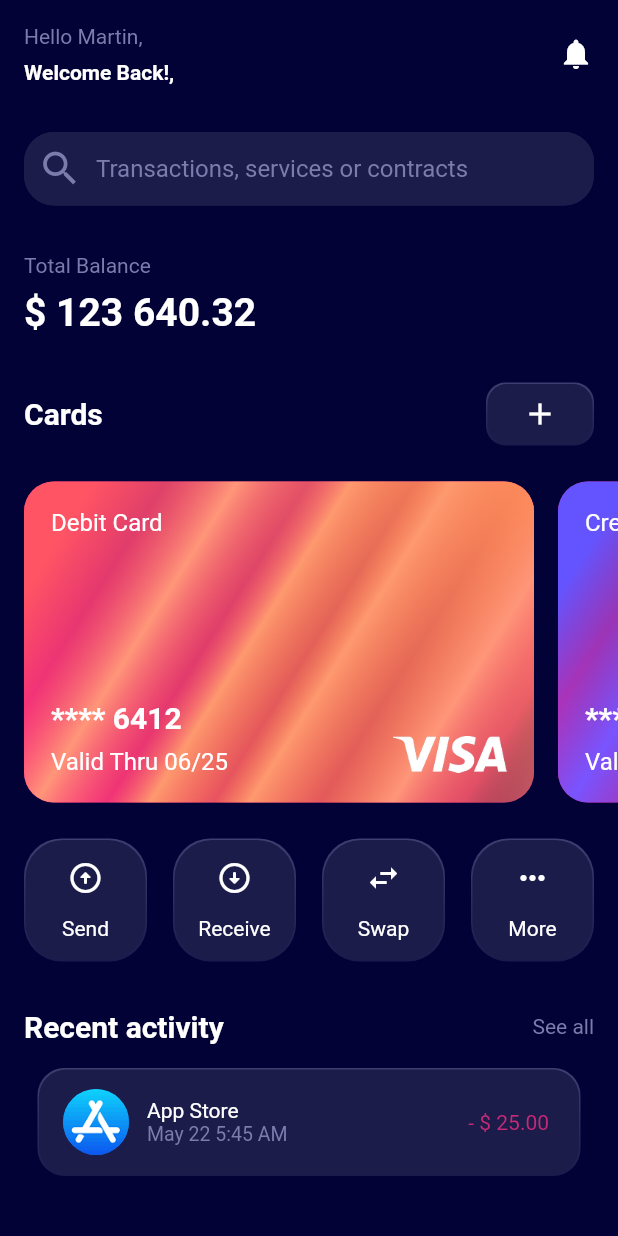
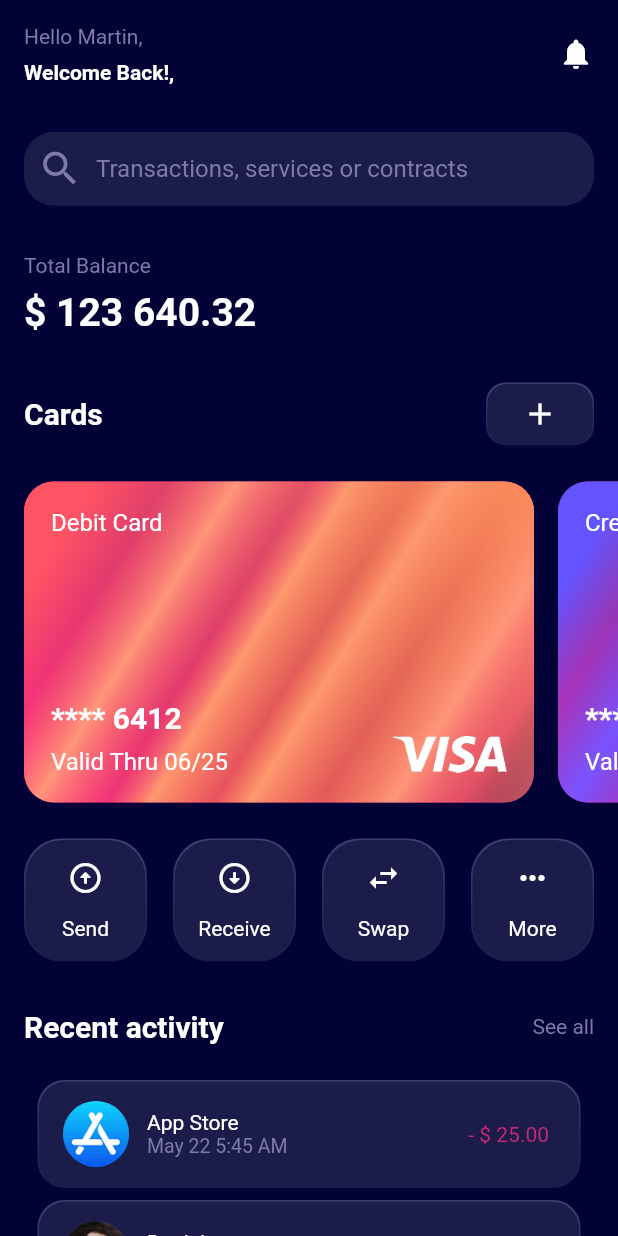
Before and after one commit to c0ff33-b34n/personal_finance_ui_flutter, a Flutter app: the screen it shows after launch, on a phone screen of 412 x 824 dp. Run offline on Flutter 3.47's test engine with Material 2 defaults, Android fonts, the phone set to English and light mode, and no system bars.

Commit message:
Add Transaction model, TransactionRepository, refactor TransactionWidget to take Transaction and add ListView of Transactions

```diff
--- a/lib/main.dart
+++ b/lib/main.dart
@@ -1,12 +1,13 @@
 import 'package:flutter/material.dart';
 import 'package:flutter/services.dart';
-import 'package:personal_finance_tracking_ui/models/card_model.dart';
+import 'transaction_widget.dart';
+import 'models/transaction_repository.dart';
 import 'package:personal_finance_tracking_ui/transaction_button.dart';
-import 'package:personal_finance_tracking_ui/transaction_widget.dart';
 
 import 'colors.dart';
 import 'models/card_model.dart' as paymentCardClass;
 import 'models/cards_repository.dart';
+import 'models/transaction_model.dart' as transactionModelClass;
 import 'payment_card_widget.dart';
 
 void main() {
@@ -31,8 +32,7 @@ class MyApp extends StatelessWidget {
       home: Scaffold(
         body: Container(
           color: kBackgroundPrimaryDark,
-          child: Column(
-            mainAxisAlignment: MainAxisAlignment.start,
+          child: ListView(
             children: [
               userMessage,
               searchBar,
@@ -44,7 +44,11 @@ class MyApp extends StatelessWidget {
               ),
               transactionButtons,
               recentActivityHeader,
-              recentActivity,
+              SizedBox(
+                height: 180.0,
+                width: 362,
+                child: _buildTransactionsListView(context),
+              ),
             ],
           ),
         ),
@@ -276,12 +280,22 @@ Widget recentActivityHeader = Container(
   ),
 );
 
-Widget recentActivity = TransactionWidget(
-    assetImage: AssetImage('assets/app_store_logo_sm.png'),
-    thirdPartyName: 'App Store',
-    transactionDate: 'May 22 5:45 AM',
-    paymentAmount: 25.0,
-    paymentReceived: false);
+ListView _buildTransactionsListView(BuildContext context) {
+  final List<transactionModelClass.Transaction> transactions =
+      TransactionsRepository.loadTransactions();
+
+  return ListView.builder(
+    padding: const EdgeInsets.all(8),
+    scrollDirection: Axis.vertical,
+    itemCount: transactions.length,
+    itemBuilder: (BuildContext context, int index) {
+      return Padding(
+        padding: EdgeInsets.only(bottom: 8.0),
+        child: TransactionWidget(transaction: transactions[index]),
+      );
+    },
+  );
+}
 
 ThemeData _buildAppTheme() {
   final ThemeData base = ThemeData.light();
--- /dev/null
+++ b/lib/models/transaction_model.dart
@@ -0,0 +1,16 @@
+import 'package:flutter/material.dart';
+
+class Transaction {
+  const Transaction(
+      {required this.assetImage,
+      required this.thirdPartyName,
+      required this.transactionDate,
+      required this.paymentAmount,
+      required this.paymentReceived});
+
+  final ImageProvider assetImage;
+  final String thirdPartyName;
+  final String transactionDate;
+  final double paymentAmount;
+  final bool paymentReceived;
+}
--- /dev/null
+++ b/lib/models/transaction_repository.dart
@@ -0,0 +1,30 @@
+import 'package:flutter/material.dart';
+
+import 'transaction_model.dart';
+
+class TransactionsRepository {
+  static List<Transaction> loadTransactions() {
+    const transactions = <Transaction>[
+      Transaction(
+          assetImage: AssetImage('assets/app_store_logo_sm.png'),
+          thirdPartyName: 'App Store',
+          transactionDate: 'May 22 5:45 AM',
+          paymentAmount: 25.0,
+          paymentReceived: false),
+      Transaction(
+          assetImage: AssetImage('assets/bloke.jpg'),
+          thirdPartyName: 'Daniel',
+          transactionDate: 'May 24 6:45 PM',
+          paymentAmount: 100.0,
+          paymentReceived: true),
+      Transaction(
+          assetImage: AssetImage('assets/woman.jpg'),
+          thirdPartyName: 'Tamara',
+          transactionDate: 'May 25 10:15 PM',
+          paymentAmount: 125.0,
+          paymentReceived: true),
+    ];
+
+    return transactions;
+  }
+}
--- a/lib/transaction_widget.dart
+++ b/lib/transaction_widget.dart
@@ -1,21 +1,12 @@
 import 'package:flutter/material.dart';
 import 'package:personal_finance_tracking_ui/colors.dart';
+import 'models/transaction_model.dart';
 
 class TransactionWidget extends StatelessWidget {
-  const TransactionWidget(
-      {required this.assetImage,
-      required this.thirdPartyName,
-      required this.transactionDate,
-      required this.paymentAmount,
-      required this.paymentReceived,
-      Key? key})
+  const TransactionWidget({required this.transaction, Key? key})
       : super(key: key);
 
-  final ImageProvider assetImage;
-  final String thirdPartyName;
-  final String transactionDate;
-  final double paymentAmount;
-  final bool paymentReceived;
+  final Transaction transaction;
 
   @override
   Widget build(BuildContext context) {
@@ -58,16 +49,16 @@ class TransactionWidget extends StatelessWidget {
                         padding: const EdgeInsets.only(left: 8.0, right: 12.0),
                         child: CircleAvatar(
                           radius: 22.0,
-                          backgroundImage: assetImage,
+                          backgroundImage: transaction.assetImage,
                         ),
                       ),
                       Column(
                         mainAxisAlignment: MainAxisAlignment.center,
                         crossAxisAlignment: CrossAxisAlignment.start,
                         children: [
-                          Text(thirdPartyName),
+                          Text(transaction.thirdPartyName),
                           Text(
-                            transactionDate,
+                            transaction.transactionDate,
                             style: TextStyle(
                               fontSize: 13.0,
                               color: kTextColorSecondaryDark,
@@ -81,13 +72,13 @@ class TransactionWidget extends StatelessWidget {
               ),
               Padding(
                 padding: const EdgeInsets.all(12.0),
-                child: paymentReceived == true
+                child: transaction.paymentReceived == true
                     ? Text(
-                        '+ \$ ' + paymentAmount.toStringAsFixed(2),
+                        '+ \$ ' + transaction.paymentAmount.toStringAsFixed(2),
                         style: TextStyle(color: kTextGreen),
                       )
                     : Text(
-                        '- \$ ' + paymentAmount.toStringAsFixed(2),
+                        '- \$ ' + transaction.paymentAmount.toStringAsFixed(2),
                         style: TextStyle(color: kTextRed),
                       ),
               ),
```
